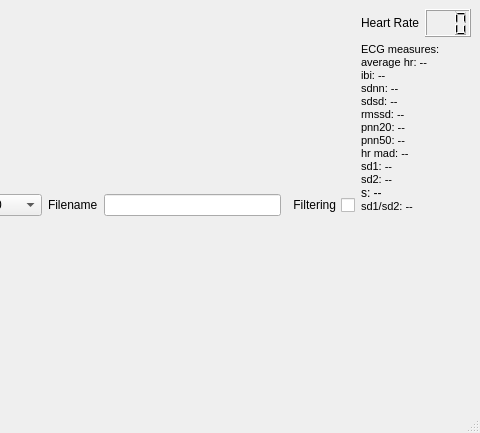
Before: the Qt Designer form gui/ECG_Recorder.ui in ZuzannaL/ECG_Recorder, drawn with Qt 5; both pictures show x 299 to 779 and y 0 to 433 of the 779 by 433 pixel window.
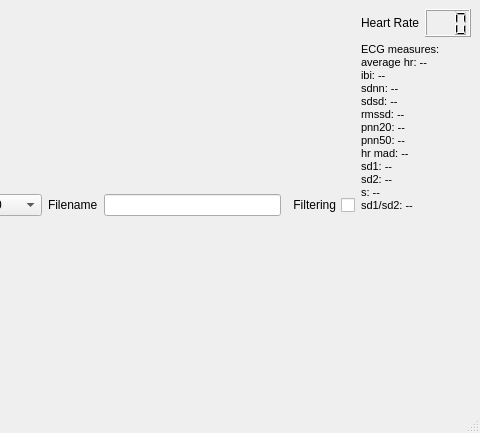
After: the same form once the commit is applied.

Commit message: Add displaying ECG analysis results in GUI

```diff
--- a/gui/ECG_Recorder.ui
+++ b/gui/ECG_Recorder.ui
@@ -192,7 +192,7 @@
          </size>
         </property>
         <property name="text">
-         <string>&lt;html&gt;&lt;head/&gt;&lt;body&gt;&lt;p&gt;&lt;span style=&quot; font-size:8pt;&quot;&gt;ECG measures:&lt;br/&gt;average hr: --&lt;br/&gt;ibi: --&lt;br/&gt;sdnn: --&lt;br/&gt;sdsd: --&lt;br/&gt;rmssd: --&lt;br/&gt;pnn20: --&lt;br/&gt;pnn50: --&lt;br/&gt;hr mad: --&lt;br/&gt;sd1: --&lt;br/&gt;sd2: --&lt;br/&gt;&lt;/span&gt;&lt;span style=&quot; font-size:9pt;&quot;&gt;s: --&lt;br/&gt;&lt;/span&gt;&lt;span style=&quot; font-size:8pt;&quot;&gt;sd1/sd2: --&lt;/span&gt;&lt;/p&gt;&lt;/body&gt;&lt;/html&gt;</string>
+         <string>&lt;html&gt;&lt;head/&gt;&lt;body&gt;&lt;p&gt;&lt;span style=&quot; font-size:8pt;&quot;&gt;ECG measures:&lt;br/&gt;average hr: --&lt;br/&gt;ibi: --&lt;br/&gt;sdnn: --&lt;br/&gt;sdsd: --&lt;br/&gt;rmssd: --&lt;br/&gt;pnn20: --&lt;br/&gt;pnn50: --&lt;br/&gt;hr mad: --&lt;br/&gt;sd1: --&lt;br/&gt;sd2: --&lt;br/&gt;s: --&lt;br/&gt;sd1/sd2: --&lt;/span&gt;&lt;/p&gt;&lt;/body&gt;&lt;/html&gt;</string>
         </property>
         <property name="alignment">
          <set>Qt::AlignLeading|Qt::AlignLeft|Qt::AlignTop</set>
```
The commit also changes 2 other files.
